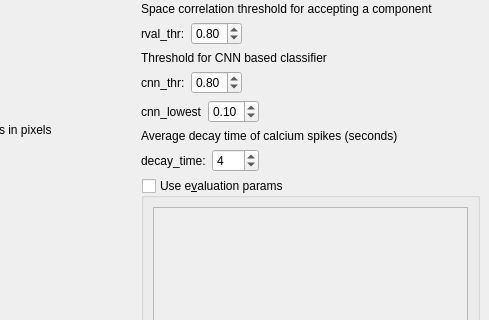
This is mesmerize/viewer/modules/ui_files/cnmf_pytemplate.ui in kushalkolar/MESmerize as Qt 5 draws it before an edit; both pictures show x 214 to 703 and y 251 to 571 of the 703 by 702 pixel window. The edited form follows.
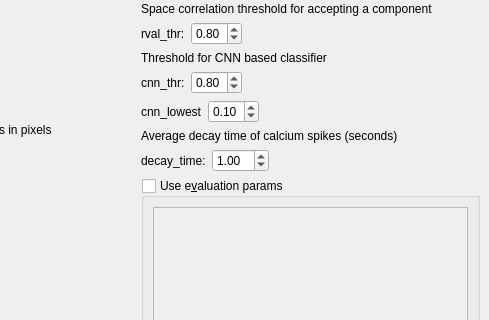
This is the edited form.

What changed in the file:
```diff
--- a/mesmerize/viewer/modules/ui_files/cnmf_pytemplate.ui
+++ b/mesmerize/viewer/modules/ui_files/cnmf_pytemplate.ui
@@ -675,15 +675,12 @@
          </widget>
         </item>
         <item>
-         <widget class="QSpinBox" name="spinBoxDecayTime">
-          <property name="minimum">
-           <number>1</number>
-          </property>
-          <property name="maximum">
-           <number>999</number>
+         <widget class="QDoubleSpinBox" name="spinBoxDecayTime">
+          <property name="singleStep">
+           <double>0.500000000000000</double>
           </property>
           <property name="value">
-           <number>4</number>
+           <double>1.000000000000000</double>
           </property>
          </widget>
         </item>
```
Left out of the diff: 1 changed line with no effect on the pictures.
